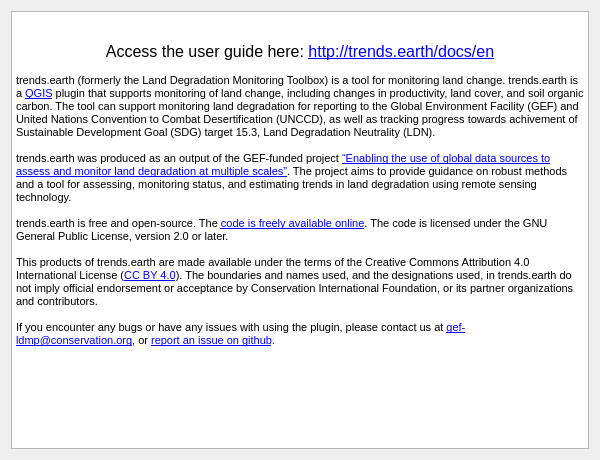
Old version of the form LDMP/gui/DlgAbout.ui in the repository ConservationInternational/trends.earth.
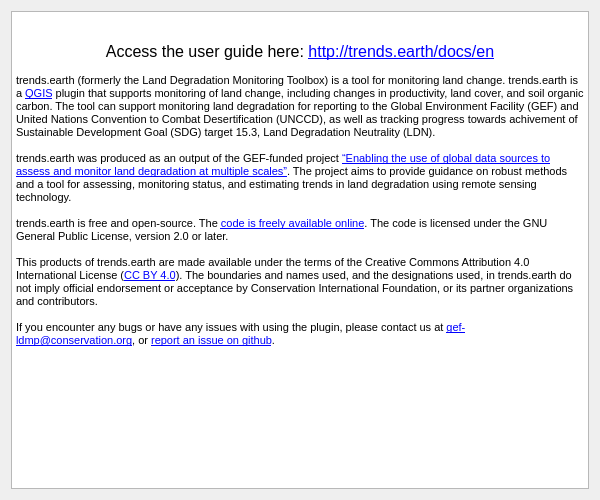
New version of the form. Icons and pictures are not drawn.

The edit to the form file:
```diff
--- a/LDMP/gui/DlgAbout.ui
+++ b/LDMP/gui/DlgAbout.ui
@@ -7,7 +7,7 @@
     <x>0</x>
     <y>0</y>
     <width>600</width>
-    <height>460</height>
+    <height>500</height>
    </rect>
   </property>
   <property name="windowTitle">
```
